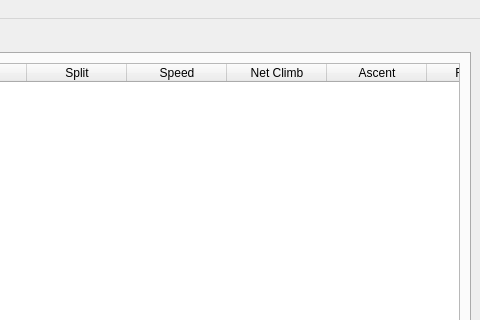
This is main.ui in TomFryers/activate as Qt 5 draws it before an edit; both pictures show x 800 to 1280 and y 0 to 320 of the 1280 by 720 pixel window. The edited form follows.
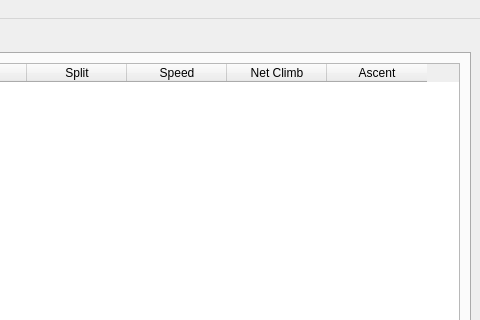
This is the edited form. Custom widgets are drawn as their Qt base class.

Commit message: Remove bars in splits table

Diff of the .ui file:
```diff
--- a/main.ui
+++ b/main.ui
@@ -229,7 +229,7 @@
            <bool>true</bool>
           </property>
           <property name="columnCount">
-           <number>7</number>
+           <number>6</number>
           </property>
           <attribute name="horizontalHeaderShowSortIndicator" stdset="0">
            <bool>true</bool>
@@ -267,11 +267,6 @@
             <string>Ascent</string>
            </property>
           </column>
-          <column>
-           <property name="text">
-            <string>Relative</string>
-           </property>
-          </column>
          </widget>
         </item>
        </layout>
```
The commit also changes 1 other file.
